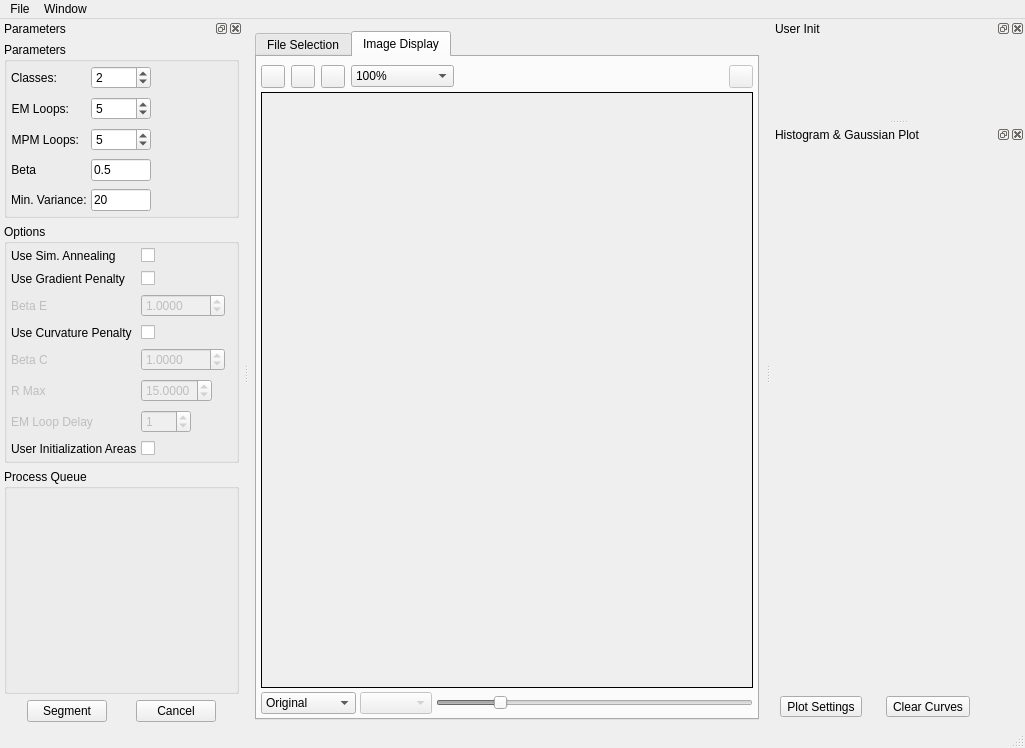
BlueQuartzSoftware/EMMPMWorkbench, file Code/EmMpmGui/UI_Files/EmMpmGui.ui: the form before one commit.
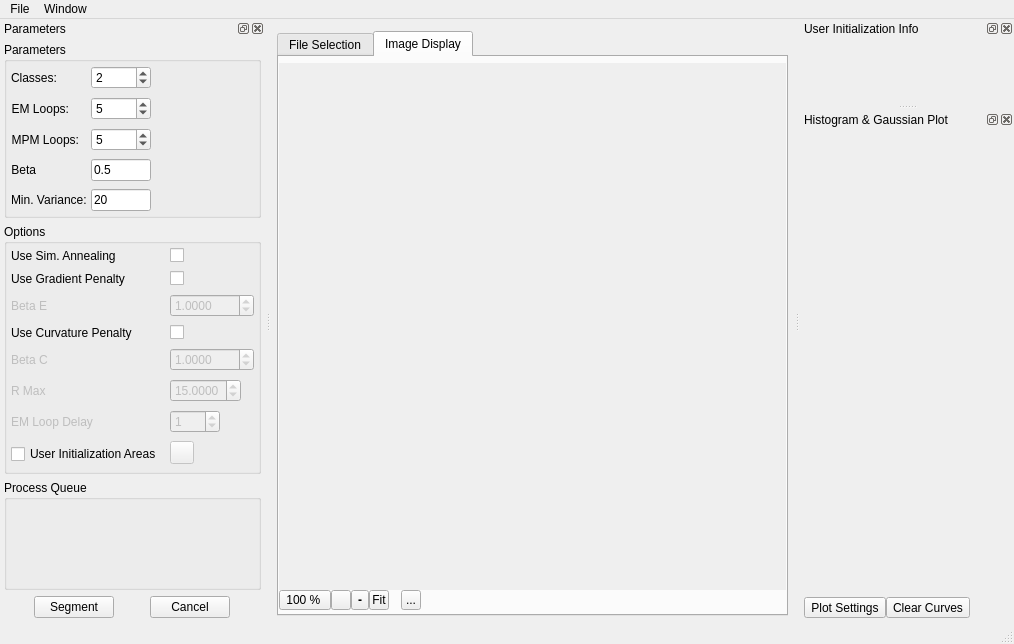
The form after the commit. The open tabs and pages were chosen to show the change. Icons and pictures are not drawn. Custom widgets are drawn as their Qt base class.

Diff of the .ui file:
```diff
--- a/Code/EmMpmGui/UI_Files/EmMpmGui.ui
+++ b/Code/EmMpmGui/UI_Files/EmMpmGui.ui
@@ -6,8 +6,8 @@
    <rect>
     <x>0</x>
     <y>0</y>
-    <width>1025</width>
-    <height>748</height>
+    <width>1014</width>
+    <height>644</height>
    </rect>
   </property>
   <property name="sizePolicy">
@@ -490,215 +490,29 @@
        </attribute>
        <layout class="QVBoxLayout" name="verticalLayout_5">
         <property name="spacing">
-         <number>4</number>
+         <number>0</number>
         </property>
         <property name="leftMargin">
-         <number>4</number>
+         <number>0</number>
         </property>
         <property name="topMargin">
-         <number>8</number>
+         <number>6</number>
         </property>
         <property name="rightMargin">
-         <number>4</number>
+         <number>0</number>
         </property>
         <property name="bottomMargin">
          <number>4</number>
         </property>
         <item>
-         <layout class="QHBoxLayout" name="horizontalLayout_2">
-          <item>
-           <layout class="QHBoxLayout" name="horizontalLayout">
-            <property name="spacing">
-             <number>6</number>
-            </property>
-            <item>
-             <widget class="QToolButton" name="zoomIn">
-              <property name="toolTip">
-               <string>Zoom In on the image (increase magnification)</string>
-              </property>
-              <property name="statusTip">
-               <string>Zoom In on the image (increase magnification)</string>
-              </property>
-              <property name="text">
-               <string/>
-              </property>
-              <property name="icon">
-               <iconset resource="../../../Resources/icons/images/Icons.qrc">
-                <normaloff>:/zoomIn.png</normaloff>:/zoomIn.png</iconset>
-              </property>
-             </widget>
-            </item>
-            <item>
-             <widget class="QToolButton" name="zoomOut">
-              <property name="toolTip">
-               <string>Zoom Out from the Image (Decrease Magnification)</string>
-              </property>
-              <property name="statusTip">
-               <string>Zoom Out from the Image (Decrease Magnification)</string>
-              </property>
-              <property name="text">
-               <string/>
-              </property>
-              <property name="icon">
-               <iconset resource="../../../Resources/icons/images/Icons.qrc">
-                <normaloff>:/zoomOut.png</normaloff>:/zoomOut.png</iconset>
-              </property>
-             </widget>
-            </item>
-            <item>
-             <widget class="QToolButton" name="fitToWindow">
-              <property name="toolTip">
-               <string>Fit Image to Current Window Size</string>
-              </property>
-              <property name="statusTip">
-               <string>Fit Image to Current Window Size</string>
-              </property>
-              <property name="text">
-               <string/>
-              </property>
-              <property name="icon">
-               <iconset resource="../../../Resources/icons/images/Icons.qrc">
-                <normaloff>:/fitToWindow.png</normaloff>:/fitToWindow.png</iconset>
-              </property>
-             </widget>
-            </item>
-            <item>
-             <widget class="QComboBox" name="zoomCB">
-              <property name="toolTip">
-               <string>Select the magnification for the current image</string>
-              </property>
-              <property name="statusTip">
-               <string>Select the magnification for the current image</string>
-              </property>
-              <property name="currentIndex">
-               <number>3</number>
-              </property>
-              <item>
-               <property name="text">
-                <string>10%</string>
-               </property>
-              </item>
-              <item>
-               <property name="text">
-                <string>25%</string>
-               </property>
-              </item>
-              <item>
-               <property name="text">
-                <string>50%</string>
-               </property>
-              </item>
-              <item>
-               <property name="text">
-                <string>100%</string>
-               </property>
-              </item>
-              <item>
-               <property name="text">
-                <string>125%</string>
-               </property>
-              </item>
-              <item>
-               <property name="text">
-                <string>150%</string>
-               </property>
-              </item>
-              <item>
-               <property name="text">
-                <string>200%</string>
-               </property>
-              </item>
-              <item>
-               <property name="text">
-                <string>400%</string>
-               </property>
-              </item>
-              <item>
-               <property name="text">
-                <string>600%</string>
-               </property>
-              </item>
-              <item>
-               <property name="text">
-                <string>Fit to Window</string>
-               </property>
-              </item>
-             </widget>
-            </item>
-           </layout>
-          </item>
-          <item>
-           <spacer name="horizontalSpacer">
-            <property name="orientation">
-             <enum>Qt::Horizontal</enum>
-            </property>
-            <property name="sizeType">
-             <enum>QSizePolicy::Expanding</enum>
-            </property>
-            <property name="sizeHint" stdset="0">
-             <size>
-              <width>12</width>
-              <height>20</height>
-             </size>
-            </property>
-           </spacer>
-          </item>
-          <item>
-           <widget class="QToolButton" name="addUserInitArea">
-            <property name="enabled">
-             <bool>false</bool>
-            </property>
-            <property name="toolTip">
-             <string>User Initialization Lasso button. Click to start a new predefined area.</string>
-            </property>
-            <property name="statusTip">
-             <string>User Initialization Lasso button. Click to start a new predefined area.</string>
-            </property>
-            <property name="text">
-             <string/>
-            </property>
-            <property name="icon">
-             <iconset resource="../../../Resources/icons/images/Icons.qrc">
-              <normaloff>:/addUserInitArea.png</normaloff>:/addUserInitArea.png</iconset>
-            </property>
-            <property name="checkable">
-             <bool>true</bool>
-            </property>
-           </widget>
-          </item>
-         </layout>
-        </item>
-        <item>
-         <widget class="QSplitter" name="splitter_2">
-          <property name="orientation">
-           <enum>Qt::Vertical</enum>
-          </property>
-          <property name="handleWidth">
-           <number>6</number>
-          </property>
-          <widget class="QFrame" name="frame">
-           <property name="sizePolicy">
-            <sizepolicy hsizetype="Maximum" vsizetype="Maximum">
-             <horstretch>0</horstretch>
-             <verstretch>0</verstretch>
-            </sizepolicy>
-           </property>
-           <property name="minimumSize">
-            <size>
-             <width>0</width>
-             <height>0</height>
-            </size>
-           </property>
+         <widget class="QFrame" name="frame_2">
            <property name="frameShape">
-            <enum>QFrame::Box</enum>
+           <enum>QFrame::NoFrame</enum>
            </property>
            <property name="frameShadow">
             <enum>QFrame::Plain</enum>
            </property>
-           <property name="midLineWidth">
-            <number>1</number>
-           </property>
-           <layout class="QVBoxLayout" name="verticalLayout_4">
+          <layout class="QVBoxLayout" name="verticalLayout_3">
             <property name="spacing">
              <number>0</number>
             </property>
@@ -719,6 +533,12 @@
                 <height>200</height>
                </size>
               </property>
+             <property name="maximumSize">
+              <size>
+               <width>16777215</width>
+               <height>16777215</height>
+              </size>
+             </property>
               <property name="baseSize">
                <size>
                 <width>0</width>
@@ -741,82 +561,195 @@
               </layout>
              </widget>
             </item>
-           </layout>
-          </widget>
-         </widget>
-        </item>
         <item>
-         <layout class="QHBoxLayout" name="horizontalLayout_4">
+            <layout class="QHBoxLayout" name="horizontalLayout_5">
           <property name="spacing">
-           <number>-1</number>
+              <number>0</number>
           </property>
           <item>
-           <widget class="QComboBox" name="imageDisplayCombo">
-            <property name="toolTip">
-             <string>Select which image to view</string>
-            </property>
+              <widget class="QToolButton" name="zoomButton">
+               <property name="maximumSize">
+                <size>
+                 <width>16777</width>
+                 <height>20</height>
+                </size>
+               </property>
+               <property name="font">
+                <font>
+                 <weight>50</weight>
+                 <bold>false</bold>
+                </font>
+               </property>
             <property name="statusTip">
-             <string>Select which image to view</string>
-            </property>
-            <item>
+                <string>Selects a set magnification level</string>
+               </property>
              <property name="text">
-              <string>Original</string>
-             </property>
+                <string>100 % </string>
+               </property>
+               <property name="popupMode">
+                <enum>QToolButton::InstantPopup</enum>
+               </property>
+               <property name="toolButtonStyle">
+                <enum>Qt::ToolButtonTextOnly</enum>
+               </property>
+               <property name="arrowType">
+                <enum>Qt::UpArrow</enum>
+               </property>
+              </widget>
             </item>
             <item>
+              <widget class="QToolButton" name="zoomIn">
+               <property name="maximumSize">
+                <size>
+                 <width>20</width>
+                 <height>20</height>
+                </size>
+               </property>
+               <property name="font">
+                <font>
+                 <pointsize>11</pointsize>
+                 <weight>50</weight>
+                 <bold>false</bold>
+                </font>
+               </property>
+               <property name="statusTip">
+                <string>Zooms into the image(s) making them appear larger</string>
+               </property>
              <property name="text">
-              <string>Segmented</string>
-             </property>
+                <string/>
+               </property>
+               <property name="icon">
+                <iconset resource="../../../Resources/icons/images/Icons.qrc">
+                 <normaloff>:/plus.png</normaloff>:/plus.png</iconset>
+               </property>
+               <property name="iconSize">
+                <size>
+                 <width>16</width>
+                 <height>16</height>
+                </size>
+               </property>
+               <property name="shortcut">
+                <string>Ctrl+S</string>
+               </property>
+              </widget>
             </item>
             <item>
+              <widget class="QToolButton" name="zoomOut">
+               <property name="maximumSize">
+                <size>
+                 <width>20</width>
+                 <height>20</height>
+                </size>
+               </property>
+               <property name="font">
+                <font>
+                 <weight>75</weight>
+                 <bold>true</bold>
+                </font>
+               </property>
+               <property name="statusTip">
+                <string>Zooms Out from the image(s) making them appear smaller</string>
+               </property>
              <property name="text">
-              <string>Composited</string>
-             </property>
-            </item>
+                <string>-</string>
+               </property>
+               <property name="icon">
+                <iconset resource="../../../Resources/icons/images/Icons.qrc">
+                 <normaloff>:/minus.png</normaloff>:/minus.png</iconset>
+               </property>
+               <property name="iconSize">
+                <size>
+                 <width>16</width>
+                 <height>16</height>
+                </size>
+               </property>
+               <property name="shortcut">
+                <string>Ctrl+S</string>
+               </property>
            </widget>
           </item>
           <item>
-           <widget class="QComboBox" name="compositeModeCB">
-            <property name="enabled">
-             <bool>false</bool>
+              <widget class="QToolButton" name="fitToWindow">
+               <property name="maximumSize">
+                <size>
+                 <width>20</width>
+                 <height>20</height>
+                </size>
             </property>
             <property name="toolTip">
              <string>Select the type of compositing of the original and segmented images</string>
             </property>
             <property name="statusTip">
-             <string>Select the type of compositing of the original and segmented images</string>
-            </property>
+                <string>Fits the image(s) into the current window size area.</string>
+               </property>
+               <property name="text">
+                <string>Fit</string>
+               </property>
+               <property name="icon">
+                <iconset resource="../../../Resources/icons/images/Icons.qrc">
+                 <normaloff>:/magnifyingglass.png</normaloff>:/magnifyingglass.png</iconset>
+               </property>
            </widget>
           </item>
           <item>
-           <widget class="QSlider" name="transparency">
-            <property name="enabled">
-             <bool>false</bool>
-            </property>
-            <property name="minimumSize">
+              <spacer name="horizontalSpacer">
+               <property name="orientation">
+                <enum>Qt::Horizontal</enum>
+               </property>
+               <property name="sizeType">
+                <enum>QSizePolicy::Fixed</enum>
+               </property>
+               <property name="sizeHint" stdset="0">
              <size>
-              <width>25</width>
-              <height>0</height>
-             </size>
-            </property>
+                 <width>12</width>
+                 <height>20</height>
+                </size>
+               </property>
+              </spacer>
+             </item>
+             <item>
+              <widget class="QToolButton" name="layersPalette">
+               <property name="maximumSize">
+                <size>
+                 <width>20</width>
+                 <height>20</height>
+                </size>
+               </property>
             <property name="toolTip">
              <string>Sets the level of transparency of the segmented image over the original image</string>
             </property>
             <property name="statusTip">
-             <string>Sets the level of transparency of the segmented image over the original image</string>
-            </property>
-            <property name="maximum">
-             <number>255</number>
-            </property>
-            <property name="value">
-             <number>48</number>
-            </property>
+                <string>Click to show the Layers Adjustments Palette</string>
+               </property>
+               <property name="text">
+                <string>...</string>
+               </property>
+               <property name="icon">
+                <iconset resource="../../../Resources/icons/images/Icons.qrc">
+                 <normaloff>:/photos.png</normaloff>:/photos.png</iconset>
+               </property>
+               <property name="checkable">
+                <bool>false</bool>
+               </property>
+              </widget>
+             </item>
+             <item>
+              <spacer name="horizontalSpacer_2">
             <property name="orientation">
              <enum>Qt::Horizontal</enum>
             </property>
-           </widget>
-          </item>
-         </layout>
+               <property name="sizeHint" stdset="0">
+                <size>
+                 <width>40</width>
+                 <height>20</height>
+                </size>
+               </property>
+              </spacer>
+             </item>
+            </layout>
+           </item>
+          </layout>
+         </widget>
         </item>
        </layout>
       </widget>
@@ -829,7 +762,7 @@
     <rect>
      <x>0</x>
      <y>0</y>
-     <width>1025</width>
+     <width>1014</width>
      <height>22</height>
     </rect>
    </property>
@@ -899,6 +832,12 @@
          <height>0</height>
         </size>
        </property>
+       <property name="font">
+        <font>
+         <weight>50</weight>
+         <bold>false</bold>
+        </font>
+       </property>
        <property name="title">
         <string>Parameters</string>
        </property>
@@ -1238,7 +1177,7 @@
          <enum>QFormLayout::FieldsStayAtSizeHint</enum>
         </property>
         <property name="horizontalSpacing">
-         <number>4</number>
+         <number>8</number>
         </property>
         <property name="verticalSpacing">
          <number>8</number>
@@ -1498,7 +1437,13 @@
          </widget>
         </item>
         <item row="7" column="0">
-         <widget class="QLabel" name="label">
+         <widget class="QCheckBox" name="enableUserDefinedAreas">
+          <property name="minimumSize">
+           <size>
+            <width>0</width>
+            <height>26</height>
+           </size>
+          </property>
           <property name="toolTip">
            <string>Predefine areas of the image to determine the initial mean and variance for each class.</string>
           </property>
@@ -1511,7 +1456,10 @@
          </widget>
         </item>
         <item row="7" column="1">
-         <widget class="QCheckBox" name="enableUserDefinedAreas">
+         <widget class="QToolButton" name="addUserInitArea">
+          <property name="enabled">
+           <bool>false</bool>
+          </property>
           <property name="toolTip">
            <string>Predefine areas of the image to determine the initial mean and variance for each class.</string>
           </property>
@@ -1521,6 +1469,13 @@
           <property name="text">
            <string/>
           </property>
+          <property name="icon">
+           <iconset resource="../../../Resources/icons/images/Icons.qrc">
+            <normaloff>:/addUserInitArea.png</normaloff>:/addUserInitArea.png</iconset>
+          </property>
+          <property name="checkable">
+           <bool>true</bool>
+          </property>
          </widget>
         </item>
        </layout>
@@ -1640,7 +1595,7 @@
     <set>QDockWidget::AllDockWidgetFeatures</set>
    </property>
    <property name="windowTitle">
-    <string>User Init</string>
+    <string>User Initialization Info</string>
    </property>
    <attribute name="dockWidgetArea">
     <number>2</number>
@@ -1660,6 +1615,12 @@
    </widget>
   </widget>
   <widget class="QDockWidget" name="HistogramDockWidget">
+   <property name="minimumSize">
+    <size>
+     <width>108</width>
+     <height>114</height>
+    </size>
+   </property>
    <property name="features">
     <set>QDockWidget::AllDockWidgetFeatures</set>
    </property>
@@ -1674,7 +1635,16 @@
    </attribute>
    <widget class="QWidget" name="dockWidgetContents_3">
     <layout class="QGridLayout" name="gridLayout_6">
-     <item row="0" column="0" colspan="4">
+     <property name="horizontalSpacing">
+      <number>0</number>
+     </property>
+     <property name="verticalSpacing">
+      <number>4</number>
+     </property>
+     <property name="margin">
+      <number>4</number>
+     </property>
+     <item row="0" column="0" colspan="3">
       <widget class="QwtPlot" name="m_HistogramPlot">
        <property name="sizePolicy">
         <sizepolicy hsizetype="Preferred" vsizetype="Preferred">
@@ -1684,7 +1654,7 @@
        </property>
        <property name="minimumSize">
         <size>
-         <width>0</width>
+         <width>100</width>
          <height>50</height>
         </size>
        </property>
@@ -1712,7 +1682,7 @@
        </property>
       </widget>
      </item>
-     <item row="1" column="2">
+     <item row="1" column="1">
       <widget class="QToolButton" name="clearTempHistograms">
        <property name="toolTip">
         <string>Removes any extra Gaussian curves from the plot</string>
@@ -1725,23 +1695,7 @@
        </property>
       </widget>
      </item>
-     <item row="1" column="1">
-      <spacer name="horizontalSpacer_7">
-       <property name="orientation">
-        <enum>Qt::Horizontal</enum>
-       </property>
-       <property name="sizeType">
-        <enum>QSizePolicy::Fixed</enum>
-       </property>
-       <property name="sizeHint" stdset="0">
-        <size>
-         <width>12</width>
-         <height>20</height>
-        </size>
-       </property>
-      </spacer>
-     </item>
-     <item row="1" column="3">
+     <item row="1" column="2">
       <spacer name="horizontalSpacer_4">
        <property name="orientation">
         <enum>Qt::Horizontal</enum>
```
Left out of the diff: 99 changed lines with no effect on the pictures. Lines whose indentation alone changed are shown as unchanged.
